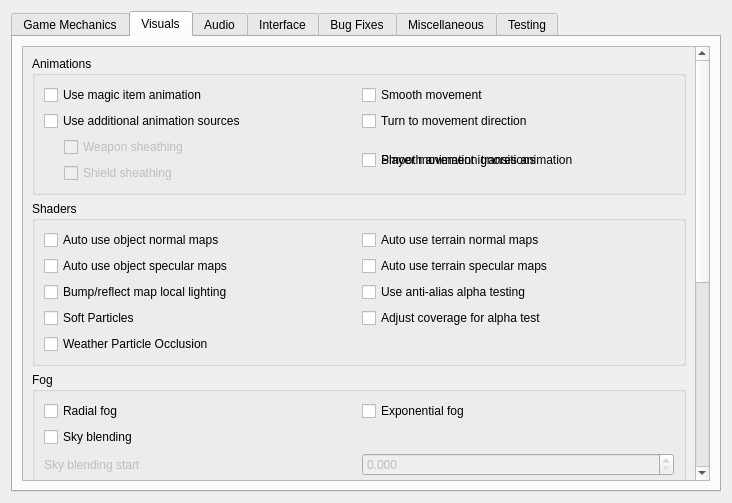
Before: the Qt Designer form files/ui/settingspage.ui in jeffcwj/openmw-cn-android, drawn with Qt 5.
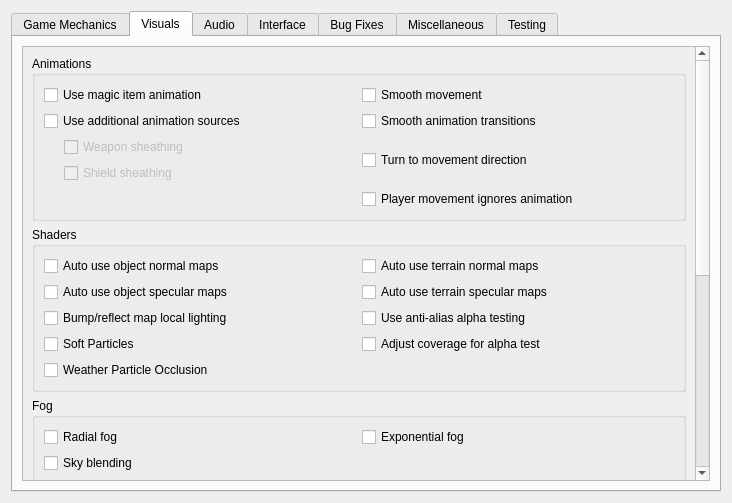
After: the same form once the commit is applied.

Commit message: Fixed and regrouped checkboxes.

Diff of the .ui file:
```diff
--- a/files/ui/settingspage.ui
+++ b/files/ui/settingspage.ui
@@ -334,7 +334,7 @@
                 </property>
                </widget>
               </item>
-              <item row="1" column="1">
+              <item row="2" column="1">
                <widget class="QCheckBox" name="turnToMovementDirectionCheckBox">
                 <property name="toolTip">
                  <string>&lt;html&gt;&lt;head/&gt;&lt;body&gt;&lt;p&gt;Affects side and diagonal movement. Enabling this setting makes movement more realistic.&lt;/p&gt;&lt;p&gt;If disabled then the whole character's body is pointed to the direction of view. Diagonal movement has no special animation and causes sliding.&lt;/p&gt;&lt;p&gt;If enabled then the character turns lower body to the direction of movement. Upper body is turned partially. Head is always pointed to the direction of view. In combat mode it works only for diagonal movement. In non-combat mode it changes straight right and straight left movement as well. Also turns the whole body up or down when swimming according to the movement direction.&lt;/p&gt;&lt;/body&gt;&lt;/html&gt;</string>
@@ -344,7 +344,7 @@
                 </property>
                </widget>
               </item>
-               <item row="2" column="1">
+               <item row="1" column="1">
                  <widget class="QCheckBox" name="smoothAnimTransitionsCheckBox">
                    <property name="toolTip">
                      <string>&lt;html&gt;&lt;head/&gt;&lt;body&gt;&lt;p&gt;If enabled - makes transitions between different animations/poses much smoother. Also allows to load animation blending config .yaml files that can be bundled with the modded animations in order to customise blending styles.&lt;/p&gt;&lt;/body&gt;&lt;/html&gt;</string>
@@ -387,7 +387,7 @@
                 </item>
                </layout>
               </item>
-              <item row="2" column="1">
+              <item row="3" column="1">
                <widget class="QCheckBox" name="playerMovementIgnoresAnimationCheckBox">
                 <property name="toolTip">
                  <string>&lt;html&gt;&lt;head/&gt;&lt;body&gt;&lt;p&gt;In third person, the camera will sway along with the movement animations of the player. Enabling this option disables this swaying by having the player character move independently of its animation. This was the default behavior of OpenMW 0.48 and earlier.&lt;/p&gt;&lt;/body&gt;&lt;/html&gt;</string>
```
